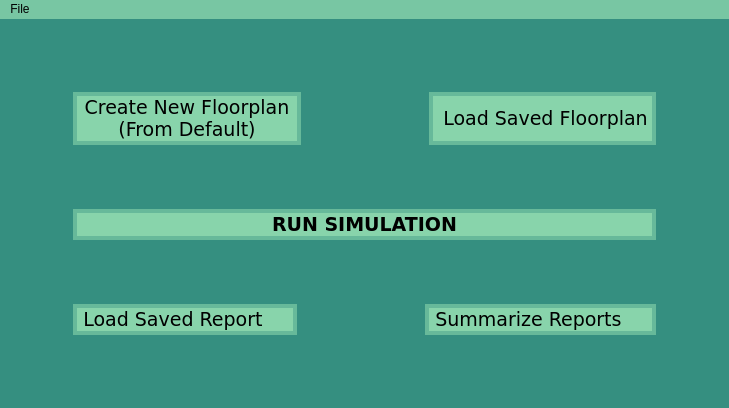
The window that mainwindow.ui (mdelaune/RoboSim) describes before a commit, drawn with Qt 5.
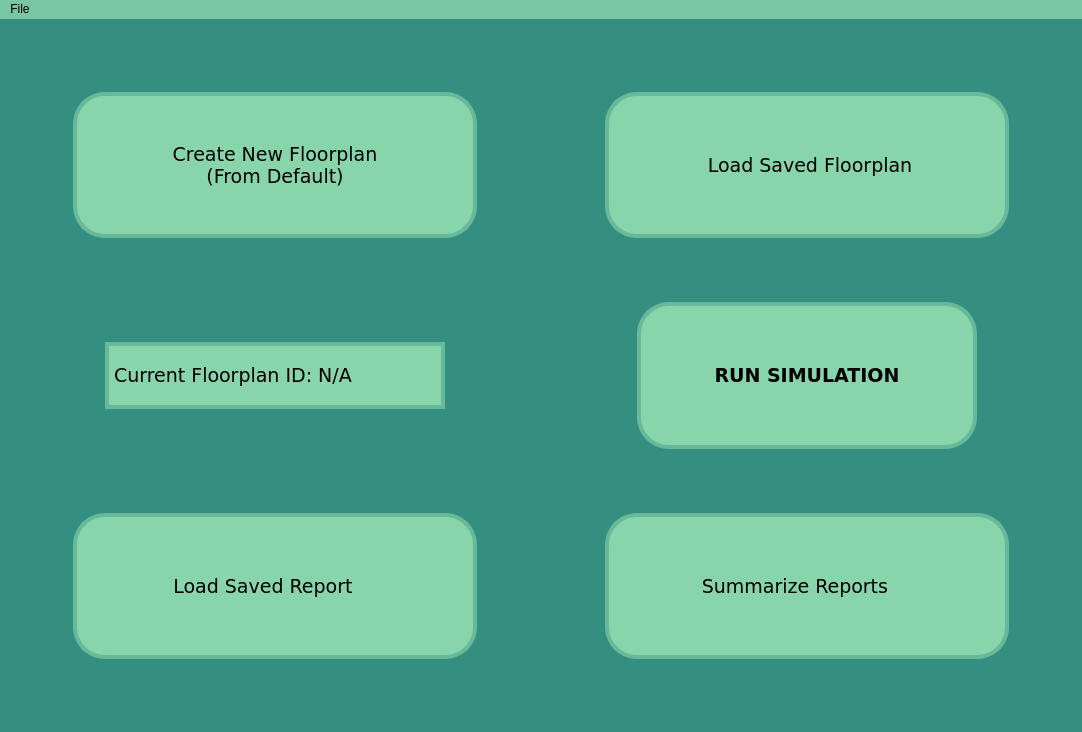
The same window after the commit. Icons and pictures are not drawn.

```diff
--- a/mainwindow.ui
+++ b/mainwindow.ui
@@ -2,6 +2,14 @@
 <ui version="4.0">
  <class>MainWindow</class>
  <widget class="QMainWindow" name="MainWindow">
+  <property name="geometry">
+   <rect>
+    <x>0</x>
+    <y>0</y>
+    <width>1082</width>
+    <height>732</height>
+   </rect>
+  </property>
   <property name="sizePolicy">
    <sizepolicy hsizetype="Expanding" vsizetype="Expanding">
     <horstretch>0</horstretch>
@@ -166,6 +174,104 @@
        </layout>
       </item>
       <item>
+       <layout class="QHBoxLayout" name="horizontalLayout_3">
+        <item>
+         <spacer name="horizontalSpacer_4">
+          <property name="orientation">
+           <enum>Qt::Orientation::Horizontal</enum>
+          </property>
+          <property name="sizeType">
+           <enum>QSizePolicy::Policy::Fixed</enum>
+          </property>
+          <property name="sizeHint" stdset="0">
+           <size>
+            <width>32</width>
+            <height>20</height>
+           </size>
+          </property>
+         </spacer>
+        </item>
+        <item>
+         <layout class="QVBoxLayout" name="verticalLayout">
+          <item>
+           <spacer name="verticalSpacer_2">
+            <property name="orientation">
+             <enum>Qt::Orientation::Vertical</enum>
+            </property>
+            <property name="sizeType">
+             <enum>QSizePolicy::Policy::Fixed</enum>
+            </property>
+            <property name="sizeHint" stdset="0">
+             <size>
+              <width>16</width>
+              <height>40</height>
+             </size>
+            </property>
+           </spacer>
+          </item>
+          <item>
+           <widget class="QLabel" name="label">
+            <property name="font">
+             <font>
+              <family>Verdana</family>
+              <pointsize>14</pointsize>
+             </font>
+            </property>
+            <property name="layoutDirection">
+             <enum>Qt::LayoutDirection::LeftToRight</enum>
+            </property>
+            <property name="styleSheet">
+             <string notr="true">QLabel{
+	background: rgba(136, 212, 171, 1);
+	border-width: 4px;
+	border-style: solid;
+	border-color: rgba(103, 185, 154, 1);
+}
+</string>
+            </property>
+            <property name="text">
+             <string>Current Floorplan ID:  N/A</string>
+            </property>
+            <property name="textFormat">
+             <enum>Qt::TextFormat::RichText</enum>
+            </property>
+           </widget>
+          </item>
+          <item>
+           <spacer name="verticalSpacer">
+            <property name="orientation">
+             <enum>Qt::Orientation::Vertical</enum>
+            </property>
+            <property name="sizeType">
+             <enum>QSizePolicy::Policy::Fixed</enum>
+            </property>
+            <property name="sizeHint" stdset="0">
+             <size>
+              <width>16</width>
+              <height>40</height>
+             </size>
+            </property>
+           </spacer>
+          </item>
+         </layout>
+        </item>
+        <item>
+         <spacer name="horizontalSpacer_3">
+          <property name="orientation">
+           <enum>Qt::Orientation::Horizontal</enum>
+          </property>
+          <property name="sizeType">
+           <enum>QSizePolicy::Policy::Fixed</enum>
+          </property>
+          <property name="sizeHint" stdset="0">
+           <size>
+            <width>128</width>
+            <height>20</height>
+           </size>
+          </property>
+         </spacer>
+        </item>
+        <item>
        <widget class="QPushButton" name="runSim">
         <property name="sizePolicy">
          <sizepolicy hsizetype="Preferred" vsizetype="Preferred">
@@ -203,6 +309,24 @@
        </widget>
       </item>
       <item>
+         <spacer name="horizontalSpacer_5">
+          <property name="orientation">
+           <enum>Qt::Orientation::Horizontal</enum>
+          </property>
+          <property name="sizeType">
+           <enum>QSizePolicy::Policy::Fixed</enum>
+          </property>
+          <property name="sizeHint" stdset="0">
+           <size>
+            <width>32</width>
+            <height>20</height>
+           </size>
+          </property>
+         </spacer>
+        </item>
+       </layout>
+      </item>
+      <item>
        <layout class="QHBoxLayout" name="horizontalLayout_2">
         <item>
          <widget class="QPushButton" name="loadRep">
@@ -327,7 +451,7 @@
     <rect>
      <x>0</x>
      <y>0</y>
-     <width>1220</width>
+     <width>1082</width>
      <height>26</height>
     </rect>
    </property>
```
Lines whose indentation alone changed are shown as unchanged.
